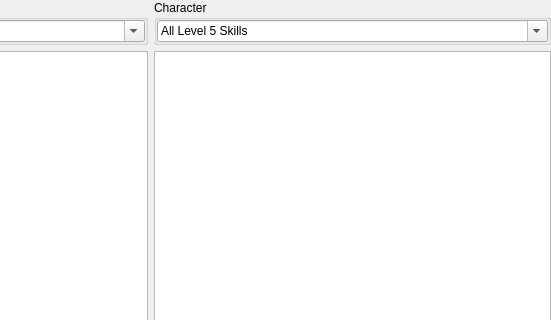
Before: the Qt Designer form src/view/blueprintcalculator/ui_blueprint_calculator.ui in Iconik/eve-suite, drawn with Qt 5; both pictures show x 250 to 801 and y 0 to 320 of the 801 by 544 pixel window.
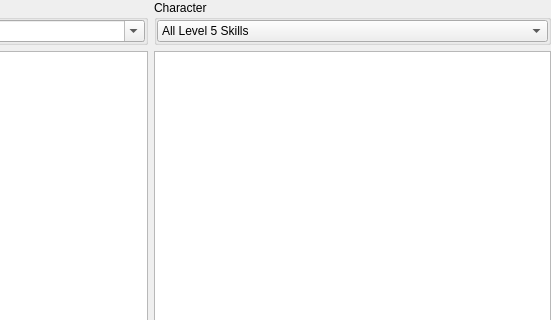
After: the same form once the commit is applied.

The edit to the form file:
```diff
--- a/src/view/blueprintcalculator/ui_blueprint_calculator.ui
+++ b/src/view/blueprintcalculator/ui_blueprint_calculator.ui
@@ -61,7 +61,7 @@
           <item>
            <widget class="QComboBox" name="character_combo">
             <property name="editable">
-             <bool>true</bool>
+             <bool>false</bool>
             </property>
             <property name="sizeAdjustPolicy">
              <enum>QComboBox::AdjustToContents</enum>
```
